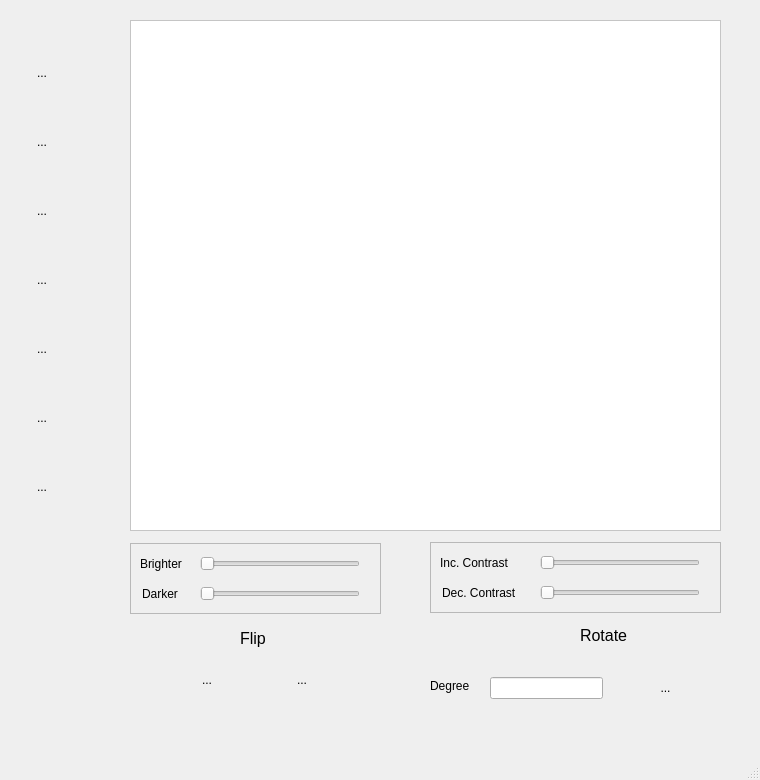
Before: the Qt Designer form image_editor_ui_designer.ui in GHasanKaraman/image-editor, drawn with Qt 5.
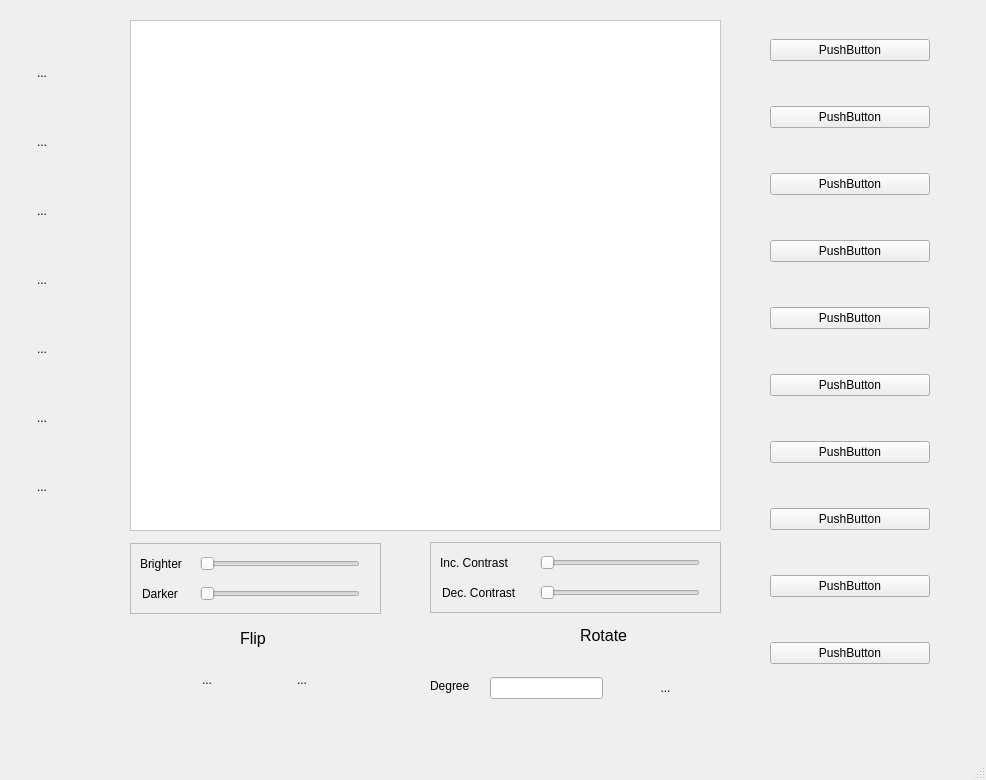
After: the same form once the commit is applied. Icons and pictures are not drawn.

Commit message: extended form for new buttons

Patch:
```diff
--- a/image_editor_ui_designer.ui
+++ b/image_editor_ui_designer.ui
@@ -6,7 +6,7 @@
    <rect>
     <x>0</x>
     <y>0</y>
-    <width>760</width>
+    <width>986</width>
     <height>780</height>
    </rect>
   </property>
@@ -538,6 +538,88 @@
      <bool>true</bool>
     </property>
    </widget>
+   <widget class="QWidget" name="verticalLayoutWidget_2">
+    <property name="geometry">
+     <rect>
+      <x>770</x>
+      <y>0</y>
+      <width>160</width>
+      <height>711</height>
+     </rect>
+    </property>
+    <layout class="QVBoxLayout" name="verticalLayout_2">
+     <item>
+      <widget class="QPushButton" name="button1">
+       <property name="text">
+        <string>PushButton</string>
+       </property>
+      </widget>
+     </item>
+     <item>
+      <widget class="QPushButton" name="button2">
+       <property name="text">
+        <string>PushButton</string>
+       </property>
+      </widget>
+     </item>
+     <item>
+      <widget class="QPushButton" name="button3">
+       <property name="text">
+        <string>PushButton</string>
+       </property>
+      </widget>
+     </item>
+     <item>
+      <widget class="QPushButton" name="button4">
+       <property name="text">
+        <string>PushButton</string>
+       </property>
+      </widget>
+     </item>
+     <item>
+      <widget class="QPushButton" name="button5">
+       <property name="text">
+        <string>PushButton</string>
+       </property>
+      </widget>
+     </item>
+     <item>
+      <widget class="QPushButton" name="button6">
+       <property name="text">
+        <string>PushButton</string>
+       </property>
+      </widget>
+     </item>
+     <item>
+      <widget class="QPushButton" name="button7">
+       <property name="text">
+        <string>PushButton</string>
+       </property>
+      </widget>
+     </item>
+     <item>
+      <widget class="QPushButton" name="button8">
+       <property name="text">
+        <string>PushButton</string>
+       </property>
+      </widget>
+     </item>
+     <item>
+      <widget class="QPushButton" name="button9">
+       <property name="text">
+        <string>PushButton</string>
+       </property>
+      </widget>
+     </item>
+     <item>
+      <widget class="QPushButton" name="button10">
+       <property name="text">
+        <string>PushButton</string>
+       </property>
+      </widget>
+     </item>
+    </layout>
+   </widget>
   </widget>
   <widget class="QMenuBar" name="menubar">
    <property name="geometry">
```
Left out of the diff: 10 changed lines with no effect on the pictures. The commit also changes 1 other file.
